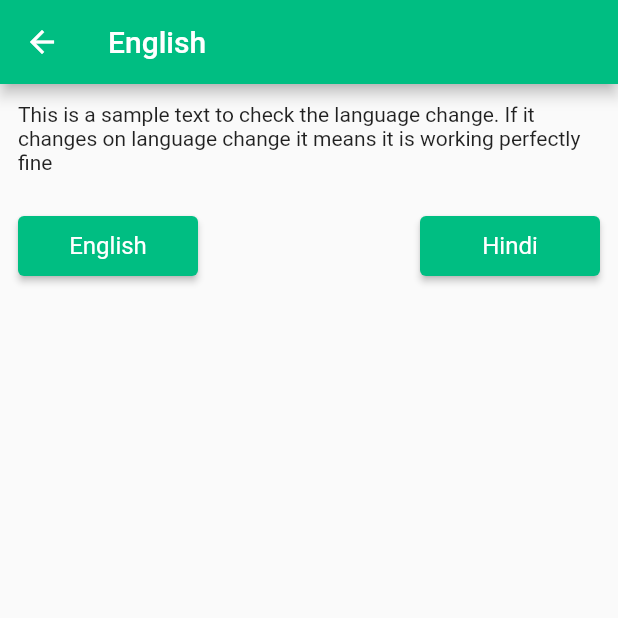
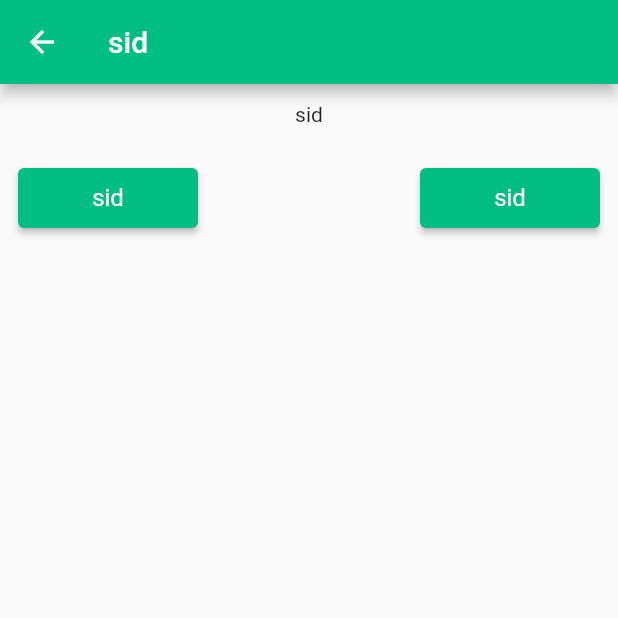
Before and after one commit to kumarsiddy/d3kisankonnect, a Flutter app: the LanguagePage screen opened directly, on a phone screen of 412 x 824 dp, the top half of it. Run offline on Flutter 3.47's test engine with Material 2 defaults, Android fonts, the phone set to English and light mode, and no system bars; our stand-ins replace bloc, dartz, dio, flushbar, flutter_bloc, flutter_form_builder and 6 more; accounts and stored records are empty; generated files the repository leaves out were written again.

Commit message:
first part done

```diff
--- a/lib/infrastructure/core/injection_register_module.dart
+++ b/lib/infrastructure/core/injection_register_module.dart
@@ -1,6 +1,8 @@
 import 'package:d3kisankonnect/config_reader.dart';
 import 'package:d3kisankonnect/infrastructure/core/api_service/retrofit_api_client.dart';
+import 'package:d3kisankonnect/lang/app_localizations.dart';
 import 'package:dio/dio.dart';
+import 'package:flutter/material.dart';
 import 'package:hive/hive.dart';
 import 'package:injectable/injectable.dart';
 
@@ -18,4 +20,5 @@ abstract class RegisterModule {
 
   @preResolve
   Future<LazyBox<dynamic>> get userStatusBox => Hive.openLazyBox(_USER_STATUS);
+
 }
--- a/lib/lang/localization_handler.dart
+++ b/lib/lang/app_localization_handler.dart
@@ -1,3 +1,4 @@
+import 'package:d3kisankonnect/di/injection.dart';
 import 'package:d3kisankonnect/lang/app_localizations.dart';
 import 'package:flutter/material.dart';
 import 'package:rxdart/subjects.dart';
@@ -19,8 +20,10 @@ class _AppLocalizationHandler {
 String getString(BuildContext context, String key) {
   assert(key != null);
 
-  AppLocalizations appLocalizations = AppLocalizations.of(context);
-  return appLocalizations.translate(key);
+  // AppLocalizations appLocalizations =
+  //     getIt.get(instanceName: 'getAppLocalizations', param1: context);
+  // return appLocalizations.translate(key);
+  return 'sid';
 }
 
 // This is to maintain single object throughout the app lifecycle.
--- a/lib/lang/app_localizations.dart
+++ b/lib/lang/app_localizations.dart
@@ -1,19 +1,22 @@
 import 'dart:convert';
 
-import 'package:d3kisankonnect/lang/localizations_delegate.dart';
+import 'package:d3kisankonnect/di/injection.dart';
+import 'package:d3kisankonnect/lang/app_localizations_delegate.dart';
 import 'package:d3kisankonnect/presentation/core/language/app_strings.dart';
 import 'package:flutter/cupertino.dart';
 import 'package:flutter/services.dart';
 import 'package:flutter_localizations/flutter_localizations.dart';
+import 'package:injectable/injectable.dart';
 
+@injectable
 class AppLocalizations {
   static const supportedLanguageMap = <String, Locale>{
     AppStrings.english: Locale('en', 'US'),
     AppStrings.hindi: Locale('hi', 'IN'),
   };
 
-  static const LocalizationsDelegate<AppLocalizations> delegate =
-      AppLocalizationsDelegate();
+  // static const LocalizationsDelegate<AppLocalizations> delegate =
+  //     AppLocalizationsDelegate();
 
   static Locale getLocaleOf(String key) {
     return supportedLanguageMap[key];
@@ -30,7 +33,7 @@ class AppLocalizations {
 
   static Iterable<LocalizationsDelegate> getLocalizationDelegates() {
     return [
-      AppLocalizations.delegate,
+      getIt<AppLocalizationsDelegate>(),
       GlobalMaterialLocalizations.delegate,
       GlobalWidgetsLocalizations.delegate,
     ];
@@ -49,17 +52,13 @@ class AppLocalizations {
     return supportedLocales.first;
   }
 
-  static AppLocalizations of(BuildContext context) {
-    return Localizations.of<AppLocalizations>(context, AppLocalizations);
-  }
-
-  final Locale locale;
-
-  AppLocalizations(this.locale);
+  // static AppLocalizations of(BuildContext context) {
+  //   return Localizations.of<AppLocalizations>(context, AppLocalizations);
+  // }
 
   Map<String, String> _localizedStrings;
 
-  Future<bool> load() async {
+  Future<bool> load(Locale locale) async {
     String jsonString =
         await rootBundle.loadString('lang/${locale.languageCode}.json');
     Map<String, dynamic> jsonMap = json.decode(jsonString);
--- a/lib/lang/localizations_delegate.dart
+++ b/lib/lang/app_localizations_delegate.dart
@@ -1,10 +1,15 @@
 import 'package:d3kisankonnect/lang/app_localizations.dart';
 import 'package:flutter/material.dart';
+import 'package:injectable/injectable.dart';
 
+@injectable
 class AppLocalizationsDelegate extends LocalizationsDelegate<AppLocalizations> {
+  final AppLocalizations appLocalizations;
+
+  const AppLocalizationsDelegate(this.appLocalizations);
+
   // This delegate instance will never change (it doesn't even have fields!)
   // It can provide a constant constructor.
-  const AppLocalizationsDelegate();
 
   @override
   bool isSupported(Locale locale) {
@@ -13,9 +18,8 @@ class AppLocalizationsDelegate extends LocalizationsDelegate<AppLocalizations> {
 
   @override
   Future<AppLocalizations> load(Locale locale) async {
-    AppLocalizations localizations = new AppLocalizations(locale);
-    await localizations.load();
-    return localizations;
+    await appLocalizations.load(locale);
+    return appLocalizations;
   }
 
   @override
--- a/lib/presentation/core/language/language_page.dart
+++ b/lib/presentation/core/language/language_page.dart
@@ -1,5 +1,5 @@
 import 'package:d3kisankonnect/lang/app_localizations.dart';
-import 'package:d3kisankonnect/lang/localization_handler.dart';
+import 'package:d3kisankonnect/lang/app_localization_handler.dart';
 import 'package:d3kisankonnect/presentation/core/customview/button.dart';
 import 'package:d3kisankonnect/presentation/core/language/app_strings.dart';
 import 'package:flutter/material.dart';
--- a/lib/presentation/core/splash.dart
+++ b/lib/presentation/core/splash.dart
@@ -1,6 +1,6 @@
 import 'package:d3kisankonnect/application/onboarding/splash/splash_bloc.dart';
 import 'package:d3kisankonnect/lang/app_localizations.dart';
-import 'package:d3kisankonnect/lang/localization_handler.dart';
+import 'package:d3kisankonnect/lang/app_localization_handler.dart';
 import 'package:d3kisankonnect/presentation/core/customview/colors.dart';
 import 'package:d3kisankonnect/di/injection.dart';
 import 'package:d3kisankonnect/presentation/core/language/app_strings.dart';
@@ -49,7 +49,7 @@ class Splash extends StatelessWidget {
       RouteHandler.navigateToOnly(context, routeID: RouteID.LANGUAGE);
     }, unaunthenticated: (_) {
       print('unauthenticated');
-      RouteHandler.navigateToOnly(context, routeID: RouteID.SIGN_IN);
+      RouteHandler.navigateToOnly(context, routeID: RouteID.LANGUAGE);
     });
   }
 }
```
Also changed, not shown: lib/di/injection.config.dart.
